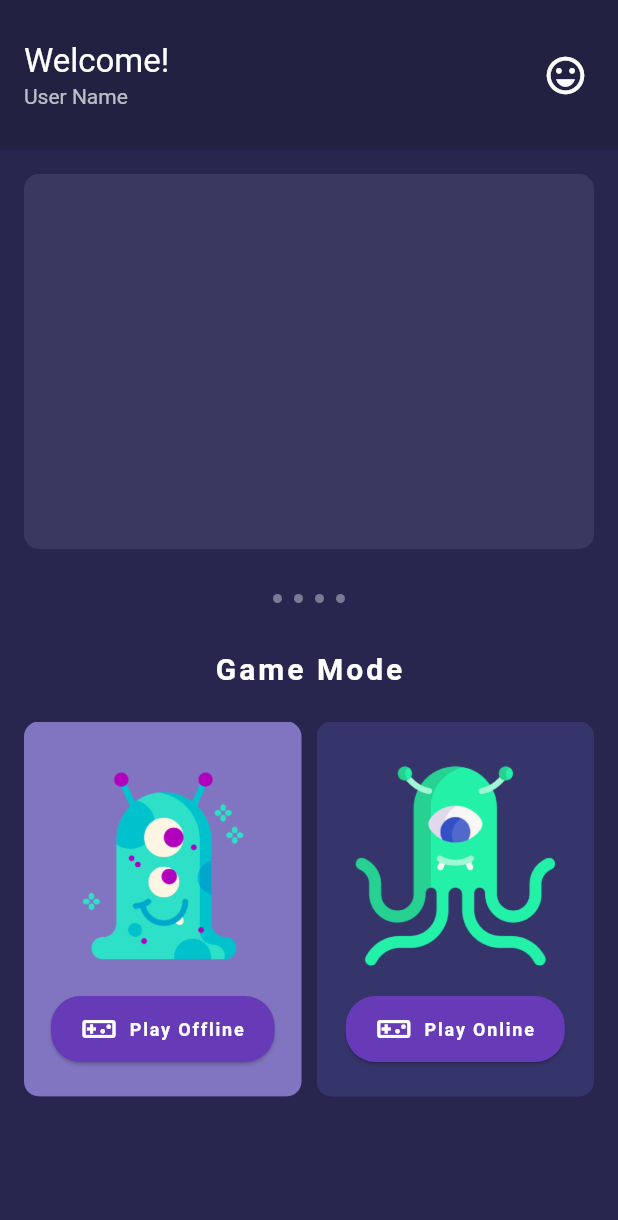
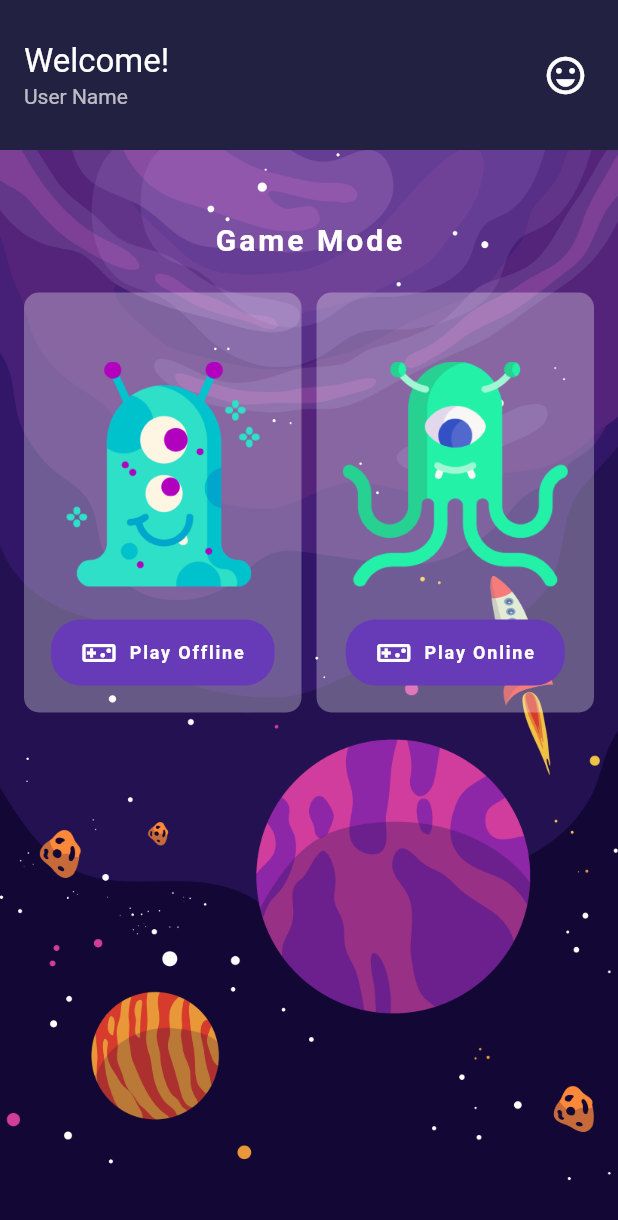
Before and after one commit to h33rman/chronova, a Flutter app: the HomeScreen screen opened directly, on a phone screen of 412 x 824 dp. Shown: the top 1220 px of the screen. Run offline on Flutter 3.47's test engine with Material 3 defaults, Android fonts, the phone set to English and light mode, and no system bars.

Commit message:
new mode

```diff
--- a/chronova_app/lib/screens/home_screen.dart
+++ b/chronova_app/lib/screens/home_screen.dart
@@ -1,5 +1,6 @@
-import 'package:chronova_app/widgets/offline_popup.dart';
 import 'package:flutter/material.dart';
+
+import '../models/on_game.dart';
 
 class HomeScreen extends StatelessWidget {
   const HomeScreen({super.key});
@@ -26,7 +27,13 @@ class HomeScreen extends StatelessWidget {
         ],
       ),
       body: Container(
-        color: const Color(0xFF28264F),
+        // Image as background
+        decoration: const BoxDecoration(
+          image: DecorationImage(
+            image: AssetImage("assets/img/chronova_bg.png"),
+            fit: BoxFit.cover,
+          ),
+        ),
         child: Column( // Use Column to fill the screen
           children: [
             Expanded( // Expanded to take remaining space
@@ -36,32 +43,6 @@ class HomeScreen extends StatelessWidget {
                   child: Column(
                     crossAxisAlignment: CrossAxisAlignment.start,
                     children: [
-                      Container(
-                        height: 250,
-                        width: double.infinity,
-                        decoration: BoxDecoration(
-                          color: const Color(0xFF3A3861),
-                          borderRadius: BorderRadius.circular(10),
-                        ),
-                      ),
-                      const SizedBox(height: 30),
-                      Center(
-                        child: Row(
-                          mainAxisSize: MainAxisSize.min,
-                          children: List.generate(
-                            4,
-                            (index) => Container(
-                              margin: const EdgeInsets.symmetric(horizontal: 4),
-                              width: 6,
-                              height: 6,
-                              decoration: BoxDecoration(
-                                shape: BoxShape.circle,
-                                color: Colors.white38,
-                              ),
-                            ),
-                          ),
-                        ),
-                      ),
                       const SizedBox(height: 30),
                       Container(
                         alignment: Alignment.center,
@@ -74,9 +55,9 @@ class HomeScreen extends StatelessWidget {
                           ),)),),
                       const SizedBox(height: 20),
                       Row(
+                        spacing: 10,
                         children: [
                           Expanded(child: _buildGameCard(context, "Play Offline", "assets/img/img_play_offline.png")),
-                          const SizedBox(width: 10),
                           Expanded(child: _buildGameCard(context, "Play Online", "assets/img/img_play_online.png")),
                         ],
                       ),
@@ -93,35 +74,40 @@ class HomeScreen extends StatelessWidget {
 
   Widget _buildGameCard(BuildContext context, String title, String imagePath) {
     return Container(
-      height: 250,
+      height: 280,
       decoration: BoxDecoration(
-        borderRadius: BorderRadius.circular(10),
-        image: DecorationImage(
-          image: AssetImage(imagePath),
-          scale: .8,
-          fit: BoxFit.cover,
-        ),
+        color: Colors.white30,
+        borderRadius: BorderRadius.circular(10)
       ),
       child: Padding(
         padding: const EdgeInsets.all(16.0),
         child: Column(
+          spacing: 20,
           mainAxisAlignment: MainAxisAlignment.end,
           crossAxisAlignment: CrossAxisAlignment.center,
           children: [
-            ElevatedButton.icon(
-              style: ElevatedButton.styleFrom(
+            Container(
+              // height 70% of the card
+              height: 150,
+              padding: EdgeInsets.all(30),
+              decoration: BoxDecoration(
+                image: DecorationImage(
+                  image: AssetImage(imagePath),
+                  scale: 0.7,
+                  fit: BoxFit.contain,
+                ),
+                borderRadius: BorderRadius.circular(10),
+              ),
+            ),
+            FilledButton.icon(
+              style: FilledButton.styleFrom(
                 backgroundColor: Colors.deepPurple,
                 shape: RoundedRectangleBorder(
                   borderRadius: BorderRadius.circular(20),
                 ),
                 padding: const EdgeInsets.symmetric(horizontal: 20, vertical: 10),
               ),
-              onPressed: () {
-                if (title == "Play Offline") {
-                  _showPlayOfflinePopup(context); // Show the pop-up
-                } else if (title == "Play Online") {
-                  _showPlayOfflinePopup(context); // Replace
-                }
+              onPressed: () { // Play Game offline Setup
               },
               label: Text(title,
                   style: const TextStyle(
@@ -132,7 +118,6 @@ class HomeScreen extends StatelessWidget {
               icon: const Icon(Icons.videogame_asset_outlined,
                   color: Colors.white, size: 24),
             ),
-            const SizedBox(height: 5)
           ],
         ),
       ),
@@ -140,16 +125,4 @@ class HomeScreen extends StatelessWidget {
   }
 
   // Function to show the Play Offline options as a bottom sheet
-  void _showPlayOfflinePopup(BuildContext context) {
-    showModalBottomSheet(
-      context: context,
-      backgroundColor: const Color(0xFF3A3861), // Background color of the bottom sheet
-      shape: const RoundedRectangleBorder(
-        borderRadius: BorderRadius.vertical(top: Radius.circular(20)),
-      ),
-      builder: (BuildContext bc) {
-        return const PlayOfflinePopup(); // Use the new widget
-      },
-    );
-  }
 }
--- a/chronova_app/pubspec.yaml
+++ b/chronova_app/pubspec.yaml
@@ -35,6 +35,8 @@ dependencies:
   # Use with the CupertinoIcons class for iOS style icons.
   cupertino_icons: ^1.0.8
   go_router: ^15.0.0
+  # firebase_core: ^3.13.0
+  # firebase_database: ^11.3.4
 
 dev_dependencies:
   flutter_test:
@@ -62,7 +64,6 @@ flutter:
   assets:
     - assets/img/
     - assets/icons/
-  #   - images/a_dot_burr.jpeg
   #   - images/a_dot_ham.jpeg
 
   # An image asset can refer to one or more resolution-specific "variants", see
```
Also changed, not shown: chronova_app/lib/models/events_pack.dart (deleted, +0 -34 lines), chronova_app/lib/models/events_params.dart (deleted, +0 -14 lines), chronova_app/lib/models/on_game.dart (added, +41 -0 lines), chronova_app/lib/screens/offfline/offline_setup.dart (deleted, +0 -200 lines), chronova_app/lib/widgets/offline_popup.dart (deleted, +0 -73 lines), chronova_app/lib/widgets/test_view.dart (deleted, +0 -18 lines), chronova_app/assets/img/cards/card-001 -jupiter.png (added), chronova_app/assets/img/chronova_bg.png (added), chronova_app/assets/img/epoch/ancient-astro.png (added), chronova_app/assets/img/img_play_offline.png, chronova_app/assets/img/img_play_online.png, chronova_app/lib/chronova_app.dart (deleted), chronova_app/pubspec.lock.
